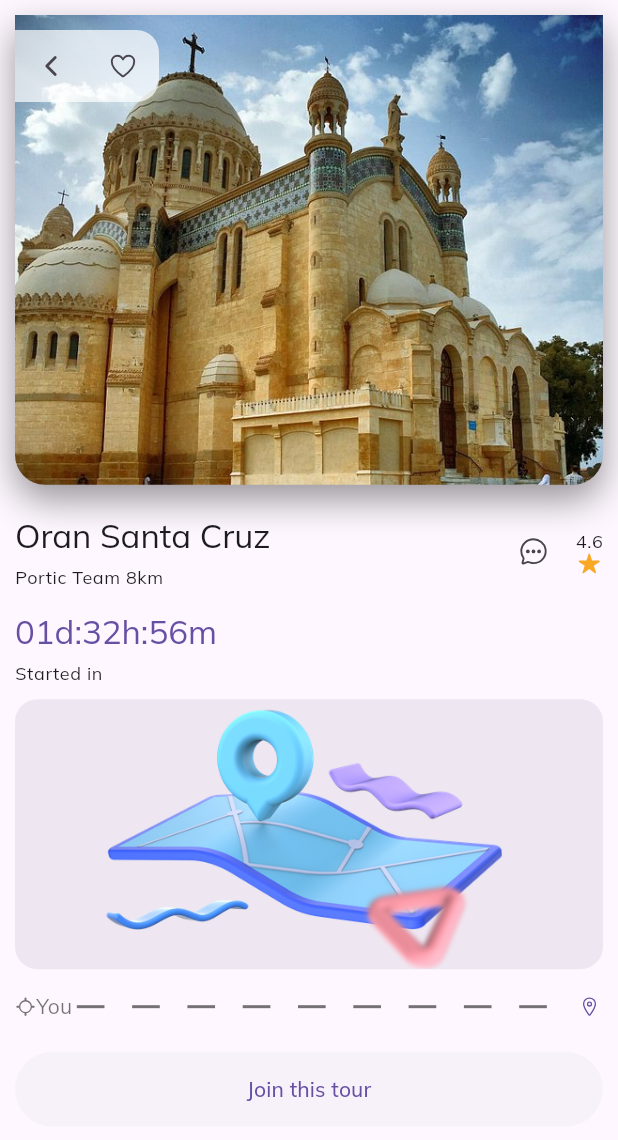
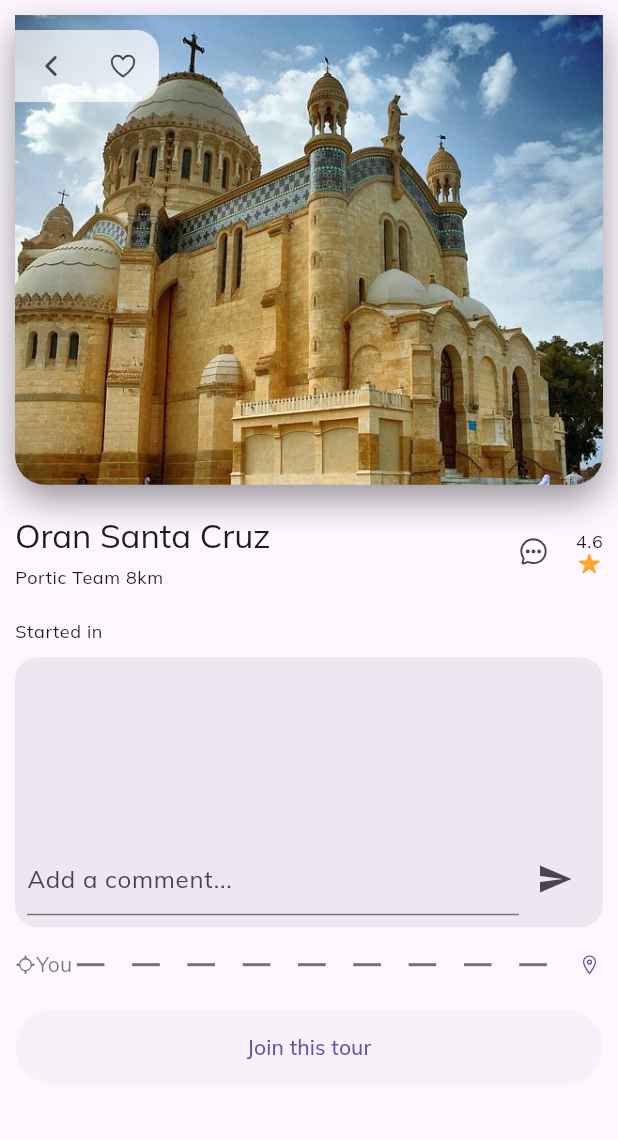
Before and after one commit to frhate/Travel-App, a Flutter app: the HomePage screen opened directly, after a tap on "Basilique Notre Dame", on a phone screen of 412 x 824 dp. Shown: the top 1140 px of the screen. Run offline on Flutter 3.47's test engine with Material 3 defaults, Android fonts, the light colour scheme and no system bars; our stand-ins replace file_picker, geocoding, google_fonts, ionicons, location.

Commit message:
Add search bar and comment

```diff
--- a/lib/main.dart
+++ b/lib/main.dart
@@ -1,5 +1,6 @@
 import 'package:flutter/material.dart';
 import 'package:google_fonts/google_fonts.dart';
+import 'package:travel_app/pages/search_page.dart';
 import 'package:travel_app/pages/welcome_page.dart.dart';
 
 void main() {
@@ -7,7 +8,7 @@ void main() {
 }
 
 class MyApp extends StatelessWidget {
-  const MyApp({super.key});
+  const MyApp({Key? key});
 
   @override
   Widget build(BuildContext context) {
@@ -20,7 +21,11 @@ class MyApp extends StatelessWidget {
           Theme.of(context).textTheme,
         ),
       ),
-      home: const WelcomePage(),
+      initialRoute: '/',
+      routes: {
+        '/': (context) =>  WelcomePage(),
+        '/search': (context) =>  SearchPage(),
+      },
     );
   }
 }
--- a/lib/pages/home_page.dart
+++ b/lib/pages/home_page.dart
@@ -1,14 +1,23 @@
 import 'package:flutter/material.dart';
 import 'package:ionicons/ionicons.dart';
+import 'package:travel_app/pages/search_page.dart';
+import 'package:travel_app/pages/post_page.dart';
 import 'package:travel_app/widgets/custom_icon_button.dart';
 import 'package:travel_app/widgets/location_card.dart';
 import 'package:travel_app/widgets/nearby_places.dart';
 import 'package:travel_app/widgets/recommended_places.dart';
 import 'package:travel_app/widgets/tourist_places.dart';
-import 'package:travel_app/pages/post_page.dart';
 
 class HomePage extends StatelessWidget {
-  const HomePage({Key? key}) : super(key: key);
+  const HomePage({Key? key});
+
+  void onViewAllRecommendations(BuildContext context) {
+    print("View All Recommendations");
+  }
+
+  void onViewAllNearby(BuildContext context) {
+    print("View All Nearby");
+  }
 
   @override
   Widget build(BuildContext context) {
@@ -22,17 +31,24 @@ class HomePage extends StatelessWidget {
           children: [
             const Text("Good Morning"),
             Text(
-              "Tetteh Jeron Asiedu",
-              style: Theme.of(context).textTheme.labelMedium,
+              "Mr. Adventurer",
+              style: Theme.of(context).textTheme.headline6,
             ),
           ],
         ),
-        actions: const [
-          CustomIconButton(
-            icon: Icon(Ionicons.search_outline),
+       actions: [
+GestureDetector(
+  onTap: () {
+    print("Search button pressed");
+    Navigator.push(
+      context,
+      MaterialPageRoute(builder: (context) => SearchPage()),
+    );
+  },
+  child: Icon(Ionicons.search_outline),
 ),
   Padding(
-            padding: EdgeInsets.only(left: 8.0, right: 12),
+    padding: const EdgeInsets.only(left: 8.0, right: 12),
     child: CustomIconButton(
       icon: Icon(Ionicons.notifications_outline),
     ),
@@ -43,22 +59,23 @@ class HomePage extends StatelessWidget {
         physics: const BouncingScrollPhysics(),
         padding: const EdgeInsets.all(14),
         children: [
-          // LOCATION CARD
           const LocationCard(),
           const SizedBox(
             height: 15,
           ),
           const TouristPlaces(),
-          // CATEGORIES
           const SizedBox(height: 10),
           Row(
             mainAxisAlignment: MainAxisAlignment.spaceBetween,
             children: [
               Text(
                 "Recommendation",
-                style: Theme.of(context).textTheme.titleLarge,
+                style: Theme.of(context).textTheme.headline5,
               ),
-              TextButton(onPressed: () {}, child: const Text("View All"))
+              TextButton(
+                onPressed: () => onViewAllRecommendations(context),
+                child: const Text("View All"),
+              ),
             ],
           ),
           const SizedBox(height: 10),
@@ -69,9 +86,12 @@ class HomePage extends StatelessWidget {
             children: [
               Text(
                 "Nearby From You",
-                style: Theme.of(context).textTheme.titleLarge,
+                style: Theme.of(context).textTheme.headline5,
               ),
-              TextButton(onPressed: () {}, child: const Text("View All"))
+              TextButton(
+                onPressed: () => onViewAllNearby(context),
+                child: const Text("View All"),
+              ),
             ],
           ),
           const SizedBox(height: 10),
@@ -101,20 +121,14 @@ class HomePage extends StatelessWidget {
           )
         ],
         onTap: (int index) {
-          // Handle navigation based on the tapped icon index.
           switch (index) {
             case 0:
-              // Navigate to Home page.
-              Navigator.push(
-                context,
-                MaterialPageRoute(builder: (context) => const HomePage()),
-              );
+              // Already on the home page
               break;
             case 1:
               // Navigate to Bookmark page.
               break;
             case 2:
-              // Navigate to Ticket page (PostFormPage).
               Navigator.push(
                 context,
                 MaterialPageRoute(builder: (context) => const PostFormPage()),
@@ -122,7 +136,7 @@ class HomePage extends StatelessWidget {
               break;
             case 3:
               // Navigate to Profile page.
-
+              break;
           }
         },
       ),
--- a/lib/pages/tourist_details_page.dart
+++ b/lib/pages/tourist_details_page.dart
@@ -1,6 +1,7 @@
 // ignore_for_file: public_member_api_docs, sort_constructors_first
 import 'package:flutter/material.dart';
 import 'package:ionicons/ionicons.dart';
+import 'package:travel_app/widgets/comment_widget.dart';
 import 'package:travel_app/widgets/distance.dart';
 
 class TouristDetailsPage extends StatelessWidget {
@@ -8,7 +9,9 @@ class TouristDetailsPage extends StatelessWidget {
     Key? key,
     required this.image,
   }) : super(key: key);
+
   final String image;
+
   @override
   Widget build(BuildContext context) {
     final size = MediaQuery.of(context).size;
@@ -26,7 +29,8 @@ class TouristDetailsPage extends StatelessWidget {
                   Container(
                     decoration: BoxDecoration(
                       borderRadius: const BorderRadius.vertical(
-                          bottom: Radius.circular(20)),
+                        bottom: Radius.circular(20),
+                      ),
                       image: DecorationImage(
                         image: AssetImage(image),
                         fit: BoxFit.cover,
@@ -48,7 +52,8 @@ class TouristDetailsPage extends StatelessWidget {
                       decoration: BoxDecoration(
                         color: Colors.white.withOpacity(0.7),
                         borderRadius: const BorderRadius.horizontal(
-                            right: Radius.circular(15)),
+                          right: Radius.circular(15),
+                        ),
                       ),
                       child: Row(
                         children: [
@@ -122,12 +127,6 @@ class TouristDetailsPage extends StatelessWidget {
                   crossAxisAlignment: CrossAxisAlignment.start,
                   mainAxisSize: MainAxisSize.min,
                   children: [
-                    Text(
-                      "01d:32h:56m",
-                      style: Theme.of(context).textTheme.titleLarge!.copyWith(
-                            color: Theme.of(context).colorScheme.primary,
-                          ),
-                    ),
                     const SizedBox(height: 5),
                     Text(
                       "Started in",
@@ -144,11 +143,8 @@ class TouristDetailsPage extends StatelessWidget {
               decoration: BoxDecoration(
                 borderRadius: BorderRadius.circular(15),
                 color: Theme.of(context).colorScheme.secondary.withOpacity(0.1),
-                image: const DecorationImage(
-                  image: AssetImage('assets/map.png'),
-                  fit: BoxFit.cover,
-                ),
               ),
+              child: CommentWidget(),
             ),
             const SizedBox(height: 15),
             const Distance(),
@@ -164,7 +160,7 @@ class TouristDetailsPage extends StatelessWidget {
                 ),
               ),
               child: const Text("Join this tour"),
-            )
+            ),
           ],
         ),
       ),
--- /dev/null
+++ b/lib/widgets/comment_widget.dart
@@ -0,0 +1,59 @@
+import 'package:flutter/material.dart';
+
+class CommentWidget extends StatefulWidget {
+  @override
+  _CommentWidgetState createState() => _CommentWidgetState();
+}
+
+class _CommentWidgetState extends State<CommentWidget> {
+  List<String> comments = [];
+  TextEditingController commentController = TextEditingController();
+
+  @override
+  Widget build(BuildContext context) {
+    return Column(
+      children: [
+        Expanded(
+          child: ListView.builder(
+            itemCount: comments.length,
+            itemBuilder: (context, index) {
+              return ListTile(
+                title: Text(comments[index]),
+              );
+            },
+          ),
+        ),
+        Padding(
+          padding: const EdgeInsets.all(8.0),
+          child: Row(
+            children: [
+              Expanded(
+                child: TextField(
+                  controller: commentController,
+                  decoration: InputDecoration(
+                    hintText: 'Add a comment...',
+                  ),
+                ),
+              ),
+              IconButton(
+                icon: Icon(Icons.send),
+                onPressed: () {
+                  addComment();
+                },
+              ),
+            ],
+          ),
+        ),
+      ],
+    );
+  }
+
+  void addComment() {
+    if (commentController.text.isNotEmpty) {
+      setState(() {
+        comments.add(commentController.text);
+        commentController.clear();
+      });
+    }
+  }
+}
--- a/lib/widgets/custom_icon_button.dart
+++ b/lib/widgets/custom_icon_button.dart
@@ -4,7 +4,7 @@ import 'package:flutter/material.dart';
 class CustomIconButton extends StatelessWidget {
   const CustomIconButton({
     Key? key,
-    required this.icon,
+    required this.icon,  Function()? onPressed,
   }) : super(key: key);
   final Widget icon;
   @override
--- a/lib/widgets/distance.dart
+++ b/lib/widgets/distance.dart
@@ -1,9 +1,8 @@
 import 'package:flutter/material.dart';
-import 'package:travel_app/models/nearby_places_model.dart';
 import 'package:ionicons/ionicons.dart';
 
 class Distance extends StatelessWidget {
-  const Distance({Key? key}) : super(key: key);
+  const Distance({super.key});
 
   @override
   Widget build(BuildContext context) {
--- a/lib/widgets/nearby_places.dart
+++ b/lib/widgets/nearby_places.dart
@@ -5,7 +5,7 @@ import 'package:travel_app/widgets/distance.dart';
 
 
 class NearbyPlaces extends StatelessWidget {
-  const NearbyPlaces({Key? key}) : super(key: key);
+  const NearbyPlaces({super.key});
 
   @override
   Widget build(BuildContext context) {
@@ -52,12 +52,12 @@ class NearbyPlaces extends StatelessWidget {
                           children: [
                              Text(
                               nearbyPlaces[index].des,
-                              style: TextStyle(
+                              style: const TextStyle(
                                 fontSize: 16,
                                 fontWeight: FontWeight.bold,
                               ),
                             ),
-                            const Text("Portic Team"),
+                             Text(nearbyPlaces[index].location),
                             const SizedBox(height: 10),
                             // DISTANCE WIDGET
                             const Distance(),
@@ -69,8 +69,8 @@ class NearbyPlaces extends StatelessWidget {
                                   color: Colors.yellow.shade700,
                                   size: 14,
                                 ),
-                                const Text(
-                                  "4.5",
+                                 Text(
+                                  nearbyPlaces[index].rating,
                                   style: TextStyle(
                                     fontSize: 12,
                                   ),
--- a/lib/widgets/recommended_places.dart
+++ b/lib/widgets/recommended_places.dart
@@ -50,8 +50,8 @@ class RecommendedPlaces extends StatelessWidget {
                         const SizedBox(height: 5),
                         Row(
                           children: [
-                            const Text(
-                              "Basilique Notre Dame ",
+                             Text(
+                              recommendedPlaces[index].location,
                               style: TextStyle(
                                 fontSize: 12,
                                 fontWeight: FontWeight.bold,
@@ -63,8 +63,8 @@ class RecommendedPlaces extends StatelessWidget {
                               color: Colors.yellow.shade700,
                               size: 14,
                             ),
-                            const Text(
-                              "4.4",
+                             Text(
+                              recommendedPlaces[index].rating as String,
                               style: TextStyle(
                                 fontSize: 12,
                               ),
@@ -80,8 +80,8 @@ class RecommendedPlaces extends StatelessWidget {
                               size: 16,
                             ),
                             const SizedBox(width: 5),
-                            const Text(
-                              "French Polynesia",
+                             Text(
+                              recommendedPlaces[index].name,
                               style: TextStyle(
                                 fontSize: 12,
                               ),
--- a/pubspec.yaml
+++ b/pubspec.yaml
@@ -18,6 +18,11 @@ dependencies:
   provider: ^6.1.1
   image_picker: ^1.0.6
   file_picker: ^6.1.1
+  faker: ^2.0.0
+  flutter_svg: ^2.0.9
+  firebase_core: ^2.24.2
+  firebase_auth: ^4.16.0
+  cloud_firestore: ^4.14.0
 
 
 dev_dependencies:
```
Also changed, not shown: lib/models/nearby_places_model.dart (+8 -8 lines), lib/models/recommended_places_model.dart (+4 -4 lines), lib/pages/place.dart (added, +26 -0 lines), lib/pages/post_page.dart (+11 -3 lines), lib/pages/search_page.dart (added, +132 -0 lines), pubspec.lock, 6 other files. Lines whose indentation alone changed are shown as unchanged.
